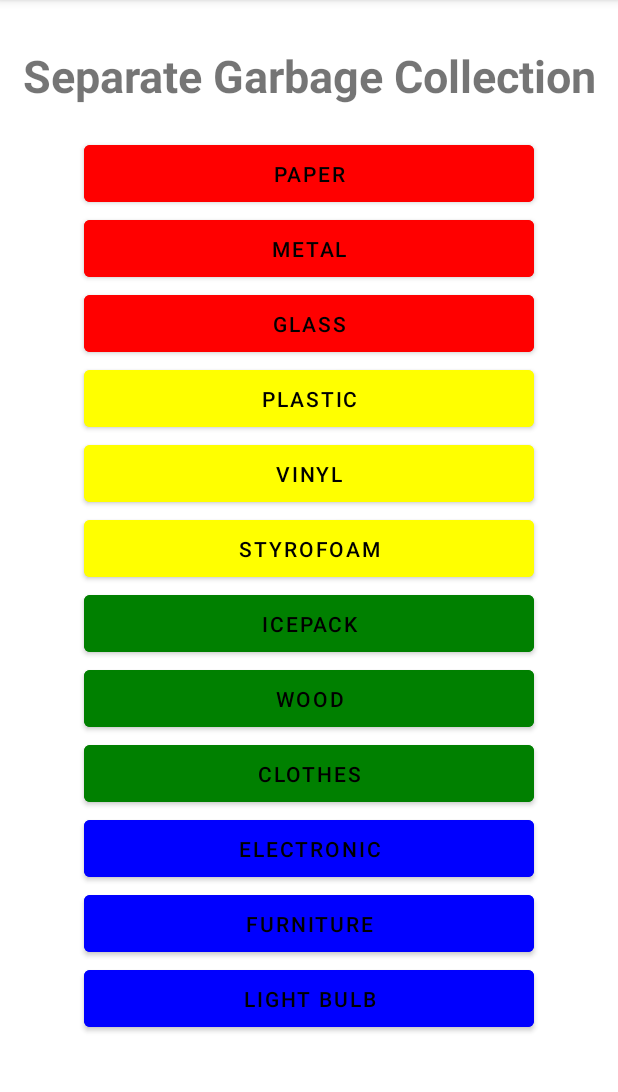
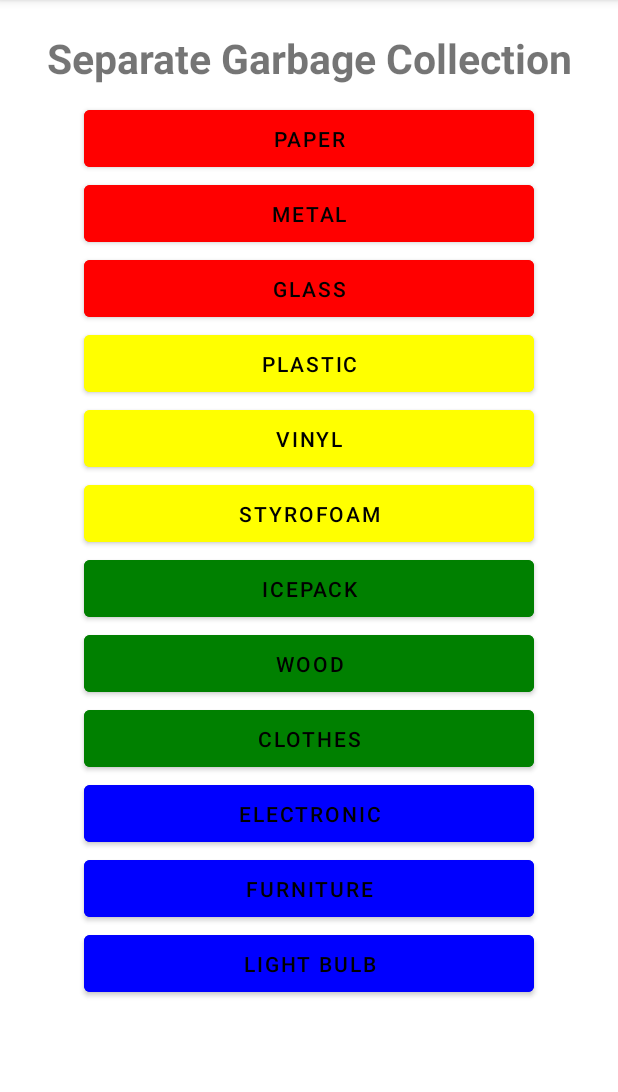
Before and after one commit to GDSC-Solution-Challenge/Frontend, an Android app: the ExplainActivity screen opened directly, with no data from a screen before it, on a phone screen of 412 x 824 dp, the part 84-1176 px from its top. Run offline under Robolectric (Android 15) with nearby library versions, the phone set to English and light mode, and no system bars.

Commit message:
fix : text size

```diff
--- a/app/src/main/res/layout/activity_explain.xml
+++ b/app/src/main/res/layout/activity_explain.xml
@@ -14,9 +14,9 @@
         android:gravity="center_horizontal"
         android:layout_width="400dp"
         android:layout_height="wrap_content"
-        android:layout_margin="20dp"
+        android:layout_margin="10dp"
         android:text="Separate Garbage Collection"
-        android:textSize="30sp"
+        android:textSize="27sp"
         android:textStyle="bold" />
 
     <Button
```
